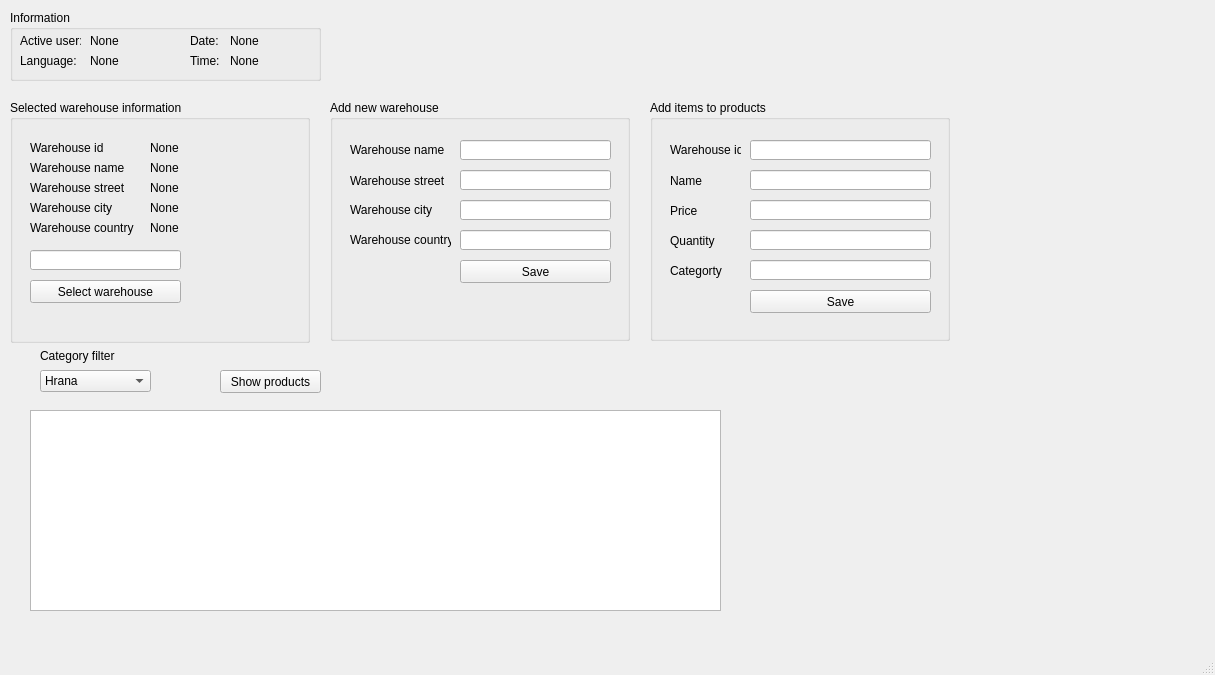
Before: the Qt Designer form Qt designer files/database_view_window.ui in pewpewblaster/ntp-procject, drawn with Qt 5.
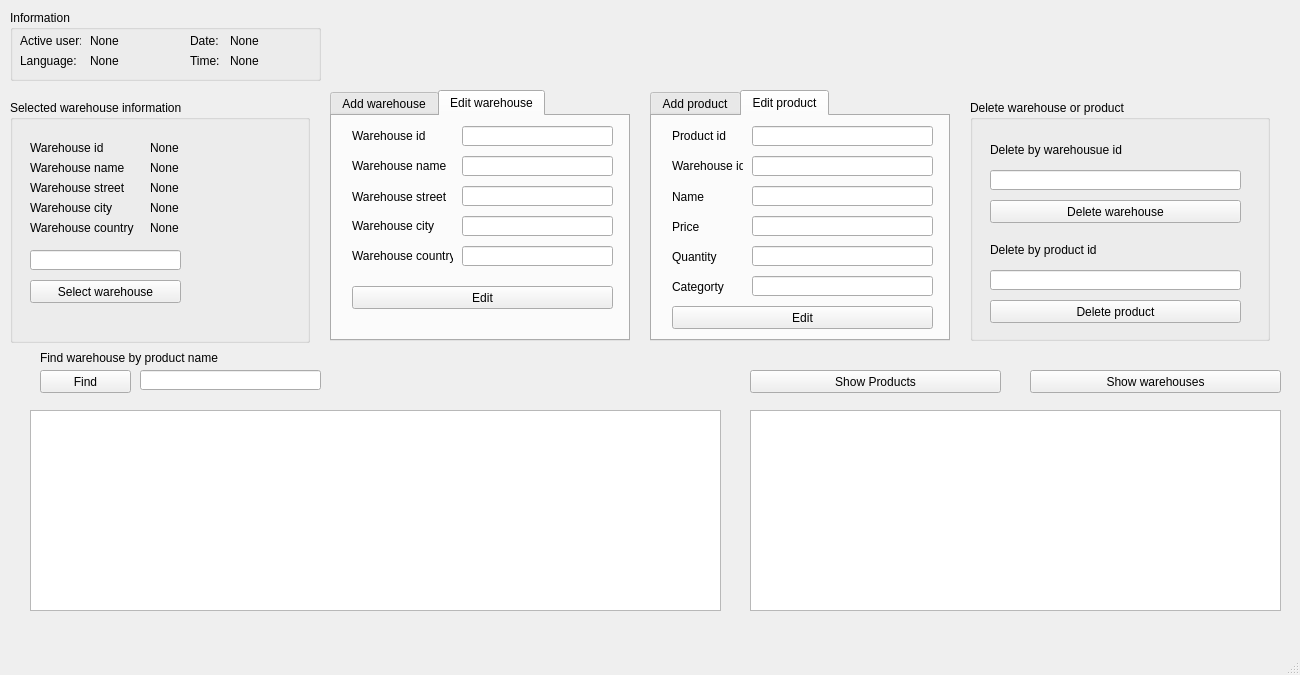
After: the same form once the commit is applied. The open tabs and pages were chosen to show the change.

Commit message: Revamp of main_form.py, and implemented logic for filtering table by proizvod_id

```diff
--- a/Qt designer files/database_view_window.ui
+++ b/Qt designer files/database_view_window.ui
@@ -6,7 +6,7 @@
    <rect>
     <x>0</x>
     <y>0</y>
-    <width>1215</width>
+    <width>1300</width>
     <height>675</height>
    </rect>
   </property>
@@ -141,277 +141,6 @@
      </property>
     </widget>
    </widget>
-   <widget class="QGroupBox" name="group_box_product">
-    <property name="geometry">
-     <rect>
-      <x>650</x>
-      <y>100</y>
-      <width>300</width>
-      <height>241</height>
-     </rect>
-    </property>
-    <property name="title">
-     <string>Add items to products</string>
-    </property>
-    <widget class="QPushButton" name="button_save_product">
-     <property name="geometry">
-      <rect>
-       <x>100</x>
-       <y>190</y>
-       <width>181</width>
-       <height>23</height>
-      </rect>
-     </property>
-     <property name="text">
-      <string>Save</string>
-     </property>
-    </widget>
-    <widget class="QLineEdit" name="line_edit_products_name">
-     <property name="geometry">
-      <rect>
-       <x>100</x>
-       <y>70</y>
-       <width>181</width>
-       <height>20</height>
-      </rect>
-     </property>
-    </widget>
-    <widget class="QLineEdit" name="line_edit_products_price">
-     <property name="geometry">
-      <rect>
-       <x>100</x>
-       <y>100</y>
-       <width>181</width>
-       <height>20</height>
-      </rect>
-     </property>
-    </widget>
-    <widget class="QLineEdit" name="line_edit_products_quantity">
-     <property name="geometry">
-      <rect>
-       <x>100</x>
-       <y>130</y>
-       <width>181</width>
-       <height>20</height>
-      </rect>
-     </property>
-    </widget>
-    <widget class="QLineEdit" name="line_edit_products_warehouse_id">
-     <property name="geometry">
-      <rect>
-       <x>100</x>
-       <y>40</y>
-       <width>181</width>
-       <height>20</height>
-      </rect>
-     </property>
-    </widget>
-    <widget class="QLabel" name="label_product_warehouse_id_">
-     <property name="geometry">
-      <rect>
-       <x>20</x>
-       <y>40</y>
-       <width>71</width>
-       <height>20</height>
-      </rect>
-     </property>
-     <property name="text">
-      <string>Warehouse id</string>
-     </property>
-    </widget>
-    <widget class="QLabel" name="label_product_name">
-     <property name="geometry">
-      <rect>
-       <x>20</x>
-       <y>70</y>
-       <width>71</width>
-       <height>21</height>
-      </rect>
-     </property>
-     <property name="text">
-      <string>Name</string>
-     </property>
-    </widget>
-    <widget class="QLabel" name="label_product_price">
-     <property name="geometry">
-      <rect>
-       <x>20</x>
-       <y>100</y>
-       <width>71</width>
-       <height>21</height>
-      </rect>
-     </property>
-     <property name="text">
-      <string>Price</string>
-     </property>
-    </widget>
-    <widget class="QLabel" name="label_product_quantity">
-     <property name="geometry">
-      <rect>
-       <x>20</x>
-       <y>130</y>
-       <width>71</width>
-       <height>21</height>
-      </rect>
-     </property>
-     <property name="text">
-      <string>Quantity</string>
-     </property>
-     <property name="scaledContents">
-      <bool>false</bool>
-     </property>
-     <property name="wordWrap">
-      <bool>false</bool>
-     </property>
-    </widget>
-    <widget class="QLabel" name="label_product_category">
-     <property name="geometry">
-      <rect>
-       <x>20</x>
-       <y>160</y>
-       <width>71</width>
-       <height>21</height>
-      </rect>
-     </property>
-     <property name="text">
-      <string>Categorty</string>
-     </property>
-     <property name="scaledContents">
-      <bool>false</bool>
-     </property>
-     <property name="wordWrap">
-      <bool>false</bool>
-     </property>
-    </widget>
-    <widget class="QLineEdit" name="line_edit_products_category">
-     <property name="geometry">
-      <rect>
-       <x>100</x>
-       <y>160</y>
-       <width>181</width>
-       <height>20</height>
-      </rect>
-     </property>
-    </widget>
-   </widget>
-   <widget class="QGroupBox" name="group_box_warehouse">
-    <property name="geometry">
-     <rect>
-      <x>330</x>
-      <y>100</y>
-      <width>300</width>
-      <height>241</height>
-     </rect>
-    </property>
-    <property name="title">
-     <string>Add new warehouse</string>
-    </property>
-    <widget class="QLabel" name="label_warehouse_name">
-     <property name="geometry">
-      <rect>
-       <x>20</x>
-       <y>40</y>
-       <width>101</width>
-       <height>20</height>
-      </rect>
-     </property>
-     <property name="text">
-      <string>Warehouse name</string>
-     </property>
-    </widget>
-    <widget class="QLineEdit" name="line_edit_warehoue_name">
-     <property name="geometry">
-      <rect>
-       <x>130</x>
-       <y>40</y>
-       <width>151</width>
-       <height>20</height>
-      </rect>
-     </property>
-    </widget>
-    <widget class="QLineEdit" name="line_edit_warehoue_street">
-     <property name="geometry">
-      <rect>
-       <x>130</x>
-       <y>70</y>
-       <width>151</width>
-       <height>20</height>
-      </rect>
-     </property>
-    </widget>
-    <widget class="QLabel" name="label_warehouse_street">
-     <property name="geometry">
-      <rect>
-       <x>20</x>
-       <y>70</y>
-       <width>101</width>
-       <height>21</height>
-      </rect>
-     </property>
-     <property name="text">
-      <string>Warehouse street</string>
-     </property>
-    </widget>
-    <widget class="QLineEdit" name="line_edit_warehoue_city">
-     <property name="geometry">
-      <rect>
-       <x>130</x>
-       <y>100</y>
-       <width>151</width>
-       <height>20</height>
-      </rect>
-     </property>
-    </widget>
-    <widget class="QLabel" name="label_warehouse_city">
-     <property name="geometry">
-      <rect>
-       <x>20</x>
-       <y>100</y>
-       <width>101</width>
-       <height>20</height>
-      </rect>
-     </property>
-     <property name="text">
-      <string>Warehouse city</string>
-     </property>
-    </widget>
-    <widget class="QLineEdit" name="line_edit_warehoue_country">
-     <property name="geometry">
-      <rect>
-       <x>130</x>
-       <y>130</y>
-       <width>151</width>
-       <height>20</height>
-      </rect>
-     </property>
-    </widget>
-    <widget class="QLabel" name="label_warehouse_country">
-     <property name="geometry">
-      <rect>
-       <x>20</x>
-       <y>130</y>
-       <width>101</width>
-       <height>20</height>
-      </rect>
-     </property>
-     <property name="text">
-      <string>Warehouse country</string>
-     </property>
-    </widget>
-    <widget class="QPushButton" name="button_save_warehouse">
-     <property name="geometry">
-      <rect>
-       <x>130</x>
-       <y>160</y>
-       <width>151</width>
-       <height>23</height>
-      </rect>
-     </property>
-     <property name="text">
-      <string>Save</string>
-     </property>
-    </widget>
-   </widget>
    <widget class="QGroupBox" name="group_box_selected_warehouse">
     <property name="geometry">
      <rect>
@@ -591,67 +320,745 @@
      <string/>
     </property>
    </widget>
-   <widget class="QLabel" name="label_category_filter">
+   <widget class="QTableView" name="table_show_warehouse_products">
+    <property name="geometry">
+     <rect>
+      <x>750</x>
+      <y>410</y>
+      <width>531</width>
+      <height>201</height>
+     </rect>
+    </property>
+   </widget>
+   <widget class="QPushButton" name="button_show_products">
+    <property name="geometry">
+     <rect>
+      <x>750</x>
+      <y>370</y>
+      <width>251</width>
+      <height>23</height>
+     </rect>
+    </property>
+    <property name="text">
+     <string>Show Products</string>
+    </property>
+   </widget>
+   <widget class="QPushButton" name="button_show_warehouses">
+    <property name="geometry">
+     <rect>
+      <x>1030</x>
+      <y>370</y>
+      <width>251</width>
+      <height>23</height>
+     </rect>
+    </property>
+    <property name="text">
+     <string>Show warehouses</string>
+    </property>
+   </widget>
+   <widget class="QPushButton" name="button_find_warehouse_by_product">
     <property name="geometry">
      <rect>
       <x>40</x>
-      <y>346</y>
-      <width>111</width>
+      <y>370</y>
+      <width>91</width>
+      <height>23</height>
+     </rect>
+    </property>
+    <property name="text">
+     <string>Find</string>
+    </property>
+   </widget>
+   <widget class="QLineEdit" name="edit_find_warehouse_by_product">
+    <property name="geometry">
+     <rect>
+      <x>140</x>
+      <y>370</y>
+      <width>181</width>
       <height>20</height>
      </rect>
     </property>
-    <property name="text">
-     <string>Category filter</string>
-    </property>
    </widget>
-   <widget class="QComboBox" name="combo_box_category_filter">
+   <widget class="QLabel" name="label_2">
     <property name="geometry">
      <rect>
       <x>40</x>
-      <y>370</y>
-      <width>111</width>
-      <height>22</height>
-     </rect>
-    </property>
-    <item>
-     <property name="text">
-      <string>Hrana</string>
-     </property>
-    </item>
-    <item>
-     <property name="text">
-      <string>Odjeca i obuca</string>
-     </property>
-    </item>
-    <item>
-     <property name="text">
-      <string>Tehnika i elektronika</string>
-     </property>
-    </item>
-    <item>
-     <property name="text">
-      <string>Kucanski aparati</string>
-     </property>
-    </item>
-    <item>
-     <property name="text">
-      <string>Kozmetika i osobna njega</string>
-     </property>
-    </item>
-   </widget>
-   <widget class="QPushButton" name="pushButton">
-    <property name="geometry">
-     <rect>
-      <x>220</x>
-      <y>370</y>
-      <width>101</width>
-      <height>23</height>
+      <y>350</y>
+      <width>281</width>
+      <height>16</height>
      </rect>
     </property>
     <property name="text">
-     <string>Show products</string>
+     <string>Find warehouse by product name</string>
     </property>
    </widget>
+   <widget class="QGroupBox" name="group_delete_warehouse_product">
+    <property name="geometry">
+     <rect>
+      <x>970</x>
+      <y>100</y>
+      <width>300</width>
+      <height>241</height>
+     </rect>
+    </property>
+    <property name="title">
+     <string>Delete warehouse or product</string>
+    </property>
+    <widget class="QLabel" name="label_delete_warehouse">
+     <property name="geometry">
+      <rect>
+       <x>20</x>
+       <y>40</y>
+       <width>261</width>
+       <height>20</height>
+      </rect>
+     </property>
+     <property name="text">
+      <string>Delete by warehousue id</string>
+     </property>
+    </widget>
+    <widget class="QLabel" name="label_delete_products">
+     <property name="geometry">
+      <rect>
+       <x>20</x>
+       <y>140</y>
+       <width>261</width>
+       <height>20</height>
+      </rect>
+     </property>
+     <property name="text">
+      <string>Delete by product id</string>
+     </property>
+    </widget>
+    <widget class="QPushButton" name="button_delete_warehouse">
+     <property name="geometry">
+      <rect>
+       <x>20</x>
+       <y>100</y>
+       <width>251</width>
+       <height>23</height>
+      </rect>
+     </property>
+     <property name="text">
+      <string>Delete warehouse</string>
+     </property>
+    </widget>
+    <widget class="QLineEdit" name="edit_delete_warehouse">
+     <property name="geometry">
+      <rect>
+       <x>20</x>
+       <y>70</y>
+       <width>251</width>
+       <height>20</height>
+      </rect>
+     </property>
+    </widget>
+    <widget class="QLineEdit" name="edit_delete_products">
+     <property name="geometry">
+      <rect>
+       <x>20</x>
+       <y>170</y>
+       <width>251</width>
+       <height>20</height>
+      </rect>
+     </property>
+    </widget>
+    <widget class="QPushButton" name="button_delete_product">
+     <property name="geometry">
+      <rect>
+       <x>20</x>
+       <y>200</y>
+       <width>251</width>
+       <height>23</height>
+      </rect>
+     </property>
+     <property name="text">
+      <string>Delete product</string>
+     </property>
+    </widget>
+   </widget>
+   <widget class="QTabWidget" name="tab_warehouse">
+    <property name="geometry">
+     <rect>
+      <x>330</x>
+      <y>90</y>
+      <width>300</width>
+      <height>251</height>
+     </rect>
+    </property>
+    <property name="currentIndex">
+     <number>1</number>
+    </property>
+    <widget class="QWidget" name="tab_add_warehouse">
+     <attribute name="title">
+      <string>Add warehouse</string>
+     </attribute>
+     <widget class="QLineEdit" name="line_edit_warehoue_city">
+      <property name="geometry">
+       <rect>
+        <x>130</x>
+        <y>80</y>
+        <width>151</width>
+        <height>20</height>
+       </rect>
+      </property>
+     </widget>
+     <widget class="QLabel" name="label_warehouse_city">
+      <property name="geometry">
+       <rect>
+        <x>20</x>
+        <y>80</y>
+        <width>101</width>
+        <height>20</height>
+       </rect>
+      </property>
+      <property name="text">
+       <string>Warehouse city</string>
+      </property>
+     </widget>
+     <widget class="QLabel" name="label_warehouse_street">
+      <property name="geometry">
+       <rect>
+        <x>20</x>
+        <y>50</y>
+        <width>101</width>
+        <height>21</height>
+       </rect>
+      </property>
+      <property name="text">
+       <string>Warehouse street</string>
+      </property>
+     </widget>
+     <widget class="QLabel" name="label_warehouse_name">
+      <property name="geometry">
+       <rect>
+        <x>20</x>
+        <y>20</y>
+        <width>101</width>
+        <height>20</height>
+       </rect>
+      </property>
+      <property name="text">
+       <string>Warehouse name</string>
+      </property>
+     </widget>
+     <widget class="QLineEdit" name="line_edit_warehoue_street">
+      <property name="geometry">
+       <rect>
+        <x>130</x>
+        <y>50</y>
+        <width>151</width>
+        <height>20</height>
+       </rect>
+      </property>
+     </widget>
+     <widget class="QPushButton" name="button_save_warehouse">
+      <property name="geometry">
+       <rect>
+        <x>20</x>
+        <y>150</y>
+        <width>261</width>
+        <height>23</height>
+       </rect>
+      </property>
+      <property name="text">
+       <string>Save</string>
+      </property>
+     </widget>
+     <widget class="QLineEdit" name="line_edit_warehoue_name">
+      <property name="geometry">
+       <rect>
+        <x>130</x>
+        <y>20</y>
+        <width>151</width>
+        <height>20</height>
+       </rect>
+      </property>
+     </widget>
+     <widget class="QLabel" name="label_warehouse_country">
+      <property name="geometry">
+       <rect>
+        <x>20</x>
+        <y>110</y>
+        <width>101</width>
+        <height>20</height>
+       </rect>
+      </property>
+      <property name="text">
+       <string>Warehouse country</string>
+      </property>
+     </widget>
+     <widget class="QLineEdit" name="line_edit_warehoue_country">
+      <property name="geometry">
+       <rect>
+        <x>130</x>
+        <y>110</y>
+        <width>151</width>
+        <height>20</height>
+       </rect>
+      </property>
+     </widget>
+    </widget>
+    <widget class="QWidget" name="tab_edit_warehouse">
+     <attribute name="title">
+      <string>Edit warehouse</string>
+     </attribute>
+     <widget class="QLabel" name="label_warehouse_city_edit">
+      <property name="geometry">
+       <rect>
+        <x>20</x>
+        <y>100</y>
+        <width>101</width>
+        <height>20</height>
+       </rect>
+      </property>
+      <property name="text">
+       <string>Warehouse city</string>
+      </property>
+     </widget>
+     <widget class="QLabel" name="label_warehouse_street_edit">
+      <property name="geometry">
+       <rect>
+        <x>20</x>
+        <y>70</y>
+        <width>101</width>
+        <height>21</height>
+       </rect>
+      </property>
+      <property name="text">
+       <string>Warehouse street</string>
+      </property>
+     </widget>
+     <widget class="QLabel" name="label_warehouse_name_edit">
+      <property name="geometry">
+       <rect>
+        <x>20</x>
+        <y>40</y>
+        <width>101</width>
+        <height>20</height>
+       </rect>
+      </property>
+      <property name="text">
+       <string>Warehouse name</string>
+      </property>
+     </widget>
+     <widget class="QPushButton" name="button_edit_warehouse">
+      <property name="geometry">
+       <rect>
+        <x>20</x>
+        <y>170</y>
+        <width>261</width>
+        <height>23</height>
+       </rect>
+      </property>
+      <property name="text">
+       <string>Edit</string>
+      </property>
+     </widget>
+     <widget class="QLineEdit" name="line_edit_warehoue_city_edit">
+      <property name="geometry">
+       <rect>
+        <x>130</x>
+        <y>100</y>
+        <width>151</width>
+        <height>20</height>
+       </rect>
+      </property>
+     </widget>
+     <widget class="QLineEdit" name="line_edit_warehoue_street_edit">
+      <property name="geometry">
+       <rect>
+        <x>130</x>
+        <y>70</y>
+        <width>151</width>
+        <height>20</height>
+       </rect>
+      </property>
+     </widget>
+     <widget class="QLineEdit" name="line_edit_warehoue_name_edit">
+      <property name="geometry">
+       <rect>
+        <x>130</x>
+        <y>40</y>
+        <width>151</width>
+        <height>20</height>
+       </rect>
+      </property>
+     </widget>
+     <widget class="QLabel" name="label_warehouse_country_edit">
+      <property name="geometry">
+       <rect>
+        <x>20</x>
+        <y>130</y>
+        <width>101</width>
+        <height>20</height>
+       </rect>
+      </property>
+      <property name="text">
+       <string>Warehouse country</string>
+      </property>
+     </widget>
+     <widget class="QLineEdit" name="line_edit_warehoue_country_edit">
+      <property name="geometry">
+       <rect>
+        <x>130</x>
+        <y>130</y>
+        <width>151</width>
+        <height>20</height>
+       </rect>
+      </property>
+     </widget>
+     <widget class="QLabel" name="label_warehouse_id_edit">
+      <property name="geometry">
+       <rect>
+        <x>20</x>
+        <y>10</y>
+        <width>101</width>
+        <height>20</height>
+       </rect>
+      </property>
+      <property name="text">
+       <string>Warehouse id</string>
+      </property>
+     </widget>
+     <widget class="QLineEdit" name="line_edit_warehoue_name_id_edit">
+      <property name="geometry">
+       <rect>
+        <x>130</x>
+        <y>10</y>
+        <width>151</width>
+        <height>20</height>
+       </rect>
+      </property>
+     </widget>
+    </widget>
+   </widget>
+   <widget class="QTabWidget" name="tab_products">
+    <property name="geometry">
+     <rect>
+      <x>650</x>
+      <y>90</y>
+      <width>300</width>
+      <height>251</height>
+     </rect>
+    </property>
+    <property name="currentIndex">
+     <number>0</number>
+    </property>
+    <widget class="QWidget" name="tab_add_product">
+     <attribute name="title">
+      <string>Add product</string>
+     </attribute>
+     <widget class="QLineEdit" name="line_edit_products_warehouse_id">
+      <property name="geometry">
+       <rect>
+        <x>100</x>
+        <y>20</y>
+        <width>181</width>
+        <height>20</height>
+       </rect>
+      </property>
+     </widget>
+     <widget class="QLabel" name="label_product_warehouse_id">
+      <property name="geometry">
+       <rect>
+        <x>20</x>
+        <y>20</y>
+        <width>71</width>
+        <height>20</height>
+       </rect>
+      </property>
+      <property name="text">
+       <string>Warehouse id</string>
+      </property>
+     </widget>
+     <widget class="QLineEdit" name="line_edit_products_quantity">
+      <property name="geometry">
+       <rect>
+        <x>100</x>
+        <y>110</y>
+        <width>181</width>
+        <height>20</height>
+       </rect>
+      </property>
+     </widget>
+     <widget class="QLineEdit" name="line_edit_products_category">
+      <property name="geometry">
+       <rect>
+        <x>100</x>
+        <y>140</y>
+        <width>181</width>
+        <height>20</height>
+       </rect>
+      </property>
+     </widget>
+     <widget class="QLabel" name="label_product_name">
+      <property name="geometry">
+       <rect>
+        <x>20</x>
+        <y>50</y>
+        <width>71</width>
+        <height>21</height>
+       </rect>
+      </property>
+      <property name="text">
+       <string>Name</string>
+      </property>
+     </widget>
+     <widget class="QLabel" name="label_product_quantity">
+      <property name="geometry">
+       <rect>
+        <x>20</x>
+        <y>110</y>
+        <width>71</width>
+        <height>21</height>
+       </rect>
+      </property>
+      <property name="text">
+       <string>Quantity</string>
+      </property>
+      <property name="scaledContents">
+       <bool>false</bool>
+      </property>
+      <property name="wordWrap">
+       <bool>false</bool>
+      </property>
+     </widget>
+     <widget class="QLineEdit" name="line_edit_products_name">
+      <property name="geometry">
+       <rect>
+        <x>100</x>
+        <y>50</y>
+        <width>181</width>
+        <height>20</height>
+       </rect>
+      </property>
+     </widget>
+     <widget class="QPushButton" name="button_save_product">
+      <property name="geometry">
+       <rect>
+        <x>20</x>
+        <y>170</y>
+        <width>261</width>
+        <height>23</height>
+       </rect>
+      </property>
+      <property name="text">
+       <string>Save</string>
+      </property>
+     </widget>
+     <widget class="QLineEdit" name="line_edit_products_price">
+      <property name="geometry">
+       <rect>
+        <x>100</x>
+        <y>80</y>
+        <width>181</width>
+        <height>20</height>
+       </rect>
+      </property>
+     </widget>
+     <widget class="QLabel" name="label_product_category">
+      <property name="geometry">
+       <rect>
+        <x>20</x>
+        <y>140</y>
+        <width>71</width>
+        <height>21</height>
+       </rect>
+      </property>
+      <property name="text">
+       <string>Categorty</string>
+      </property>
+      <property name="scaledContents">
+       <bool>false</bool>
+      </property>
+      <property name="wordWrap">
+       <bool>false</bool>
+      </property>
+     </widget>
+     <widget class="QLabel" name="label_product_price">
+      <property name="geometry">
+       <rect>
+        <x>20</x>
+        <y>80</y>
+        <width>71</width>
+        <height>21</height>
+       </rect>
+      </property>
+      <property name="text">
+       <string>Price</string>
+      </property>
+     </widget>
+    </widget>
+    <widget class="QWidget" name="tab_edit_product">
+     <attribute name="title">
+      <string>Edit product</string>
+     </attribute>
+     <widget class="QLabel" name="label_product_name_edit">
+      <property name="geometry">
+       <rect>
+        <x>20</x>
+        <y>70</y>
+        <width>71</width>
+        <height>21</height>
+       </rect>
+      </property>
+      <property name="text">
+       <string>Name</string>
+      </property>
+     </widget>
+     <widget class="QLabel" name="label_product_price_edit">
+      <property name="geometry">
+       <rect>
+        <x>20</x>
+        <y>100</y>
+        <width>71</width>
+        <height>21</height>
+       </rect>
+      </property>
+      <property name="text">
+       <string>Price</string>
+      </property>
+     </widget>
+     <widget class="QLabel" name="label_product_warehouse_id_edit">
+      <property name="geometry">
+       <rect>
+        <x>20</x>
+        <y>40</y>
+        <width>71</width>
+        <height>20</height>
+       </rect>
+      </property>
+      <property name="text">
+       <string>Warehouse id</string>
+      </property>
+     </widget>
+     <widget class="QLabel" name="label_product_quantity_edit">
+      <property name="geometry">
+       <rect>
+        <x>20</x>
+        <y>130</y>
+        <width>71</width>
+        <height>21</height>
+       </rect>
+      </property>
+      <property name="text">
+       <string>Quantity</string>
+      </property>
+      <property name="scaledContents">
+       <bool>false</bool>
+      </property>
+      <property name="wordWrap">
+       <bool>false</bool>
+      </property>
+     </widget>
+     <widget class="QLineEdit" name="line_edit_products_price_edit">
+      <property name="geometry">
+       <rect>
+        <x>100</x>
+        <y>100</y>
+        <width>181</width>
+        <height>20</height>
+       </rect>
+      </property>
+     </widget>
+     <widget class="QLabel" name="label_product_category_edit">
+      <property name="geometry">
+       <rect>
+        <x>20</x>
+        <y>160</y>
+        <width>71</width>
+        <height>21</height>
+       </rect>
+      </property>
+      <property name="text">
+       <string>Categorty</string>
+      </property>
+      <property name="scaledContents">
+       <bool>false</bool>
+      </property>
+      <property name="wordWrap">
+       <bool>false</bool>
+      </property>
+     </widget>
+     <widget class="QLineEdit" name="line_edit_products_category_edit">
+      <property name="geometry">
+       <rect>
+        <x>100</x>
+        <y>160</y>
+        <width>181</width>
+        <height>20</height>
+       </rect>
+      </property>
+     </widget>
+     <widget class="QLineEdit" name="line_edit_products_quantity_edit">
+      <property name="geometry">
+       <rect>
+        <x>100</x>
+        <y>130</y>
+        <width>181</width>
+        <height>20</height>
+       </rect>
+      </property>
+     </widget>
+     <widget class="QPushButton" name="button_edit_products">
+      <property name="geometry">
+       <rect>
+        <x>20</x>
+        <y>190</y>
+        <width>261</width>
+        <height>23</height>
+       </rect>
+      </property>
+      <property name="text">
+       <string>Edit</string>
+      </property>
+     </widget>
+     <widget class="QLineEdit" name="line_edit_products_name_edit">
+      <property name="geometry">
+       <rect>
+        <x>100</x>
+        <y>70</y>
+        <width>181</width>
+        <height>20</height>
+       </rect>
+      </property>
+     </widget>
+     <widget class="QLineEdit" name="line_edit_products_warehouse_id_edit">
+      <property name="geometry">
+       <rect>
+        <x>100</x>
+        <y>40</y>
+        <width>181</width>
+        <height>20</height>
+       </rect>
+      </property>
+     </widget>
+     <widget class="QLabel" name="label_product_id_edit">
+      <property name="geometry">
+       <rect>
+        <x>20</x>
+        <y>10</y>
+        <width>71</width>
+        <height>20</height>
+       </rect>
+      </property>
+      <property name="text">
+       <string>Product id</string>
+      </property>
+     </widget>
+     <widget class="QLineEdit" name="line_edit_product_id">
+      <property name="geometry">
+       <rect>
+        <x>100</x>
+        <y>10</y>
+        <width>181</width>
+        <height>20</height>
+       </rect>
+      </property>
+     </widget>
+    </widget>
+   </widget>
   </widget>
   <widget class="QMenuBar" name="menubar">
    <property name="enabled">
```
Left out of the diff: 2 changed lines with no effect on the pictures. The commit also changes 8 other files.
